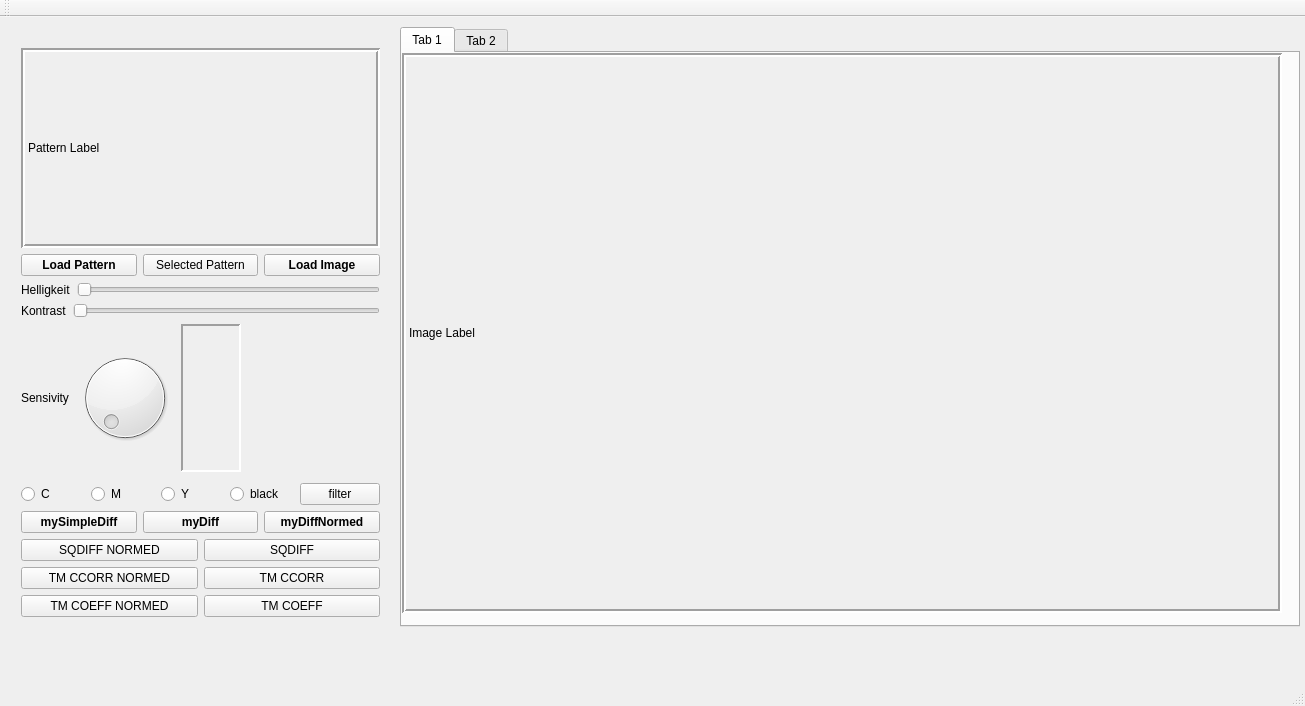
This is mainwindow.ui in resa89/dropmatrixmatcher as Qt 5 draws it before an edit. The edited form follows.
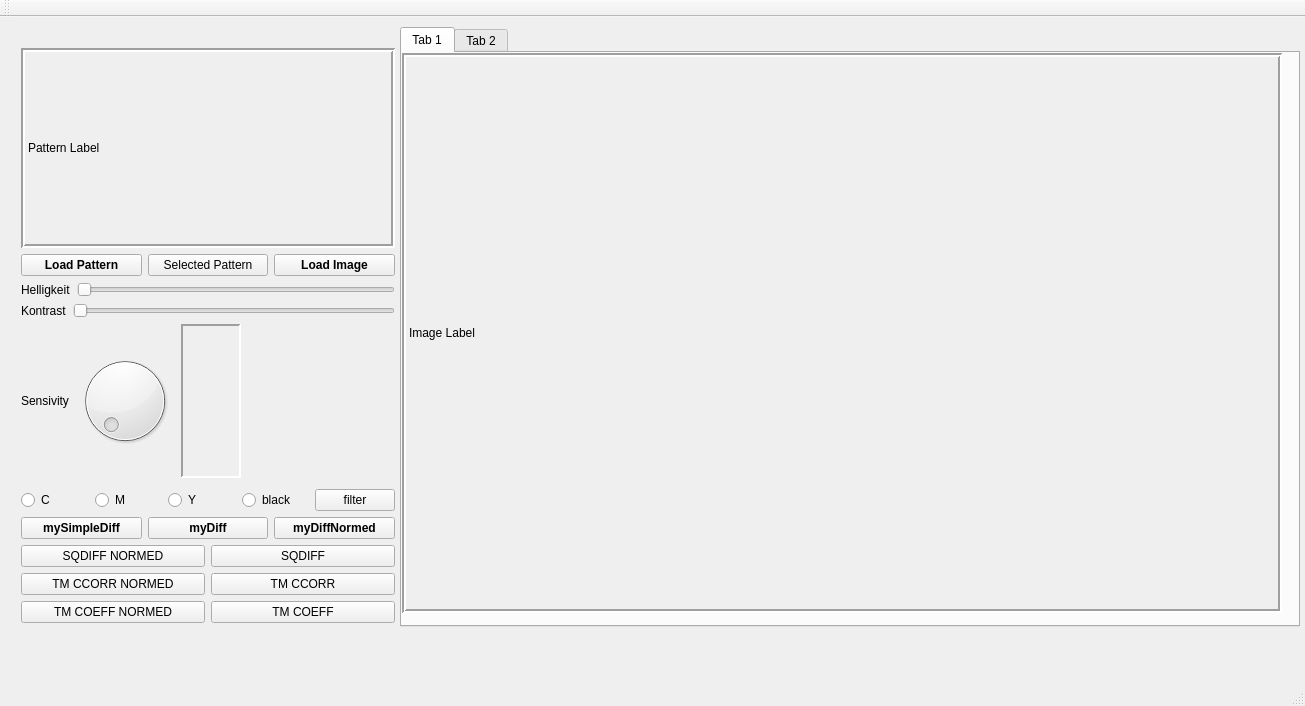
This is the edited form. Custom widgets are drawn as their Qt base class.

Patch:
```diff
--- a/mainwindow.ui
+++ b/mainwindow.ui
@@ -128,8 +128,8 @@
      <rect>
       <x>10</x>
       <y>20</y>
-      <width>381</width>
-      <height>591</height>
+      <width>396</width>
+      <height>597</height>
      </rect>
     </property>
     <layout class="QVBoxLayout" name="verticalLayout">
```
Left out of the diff: 8 changed lines with no effect on the pictures.
